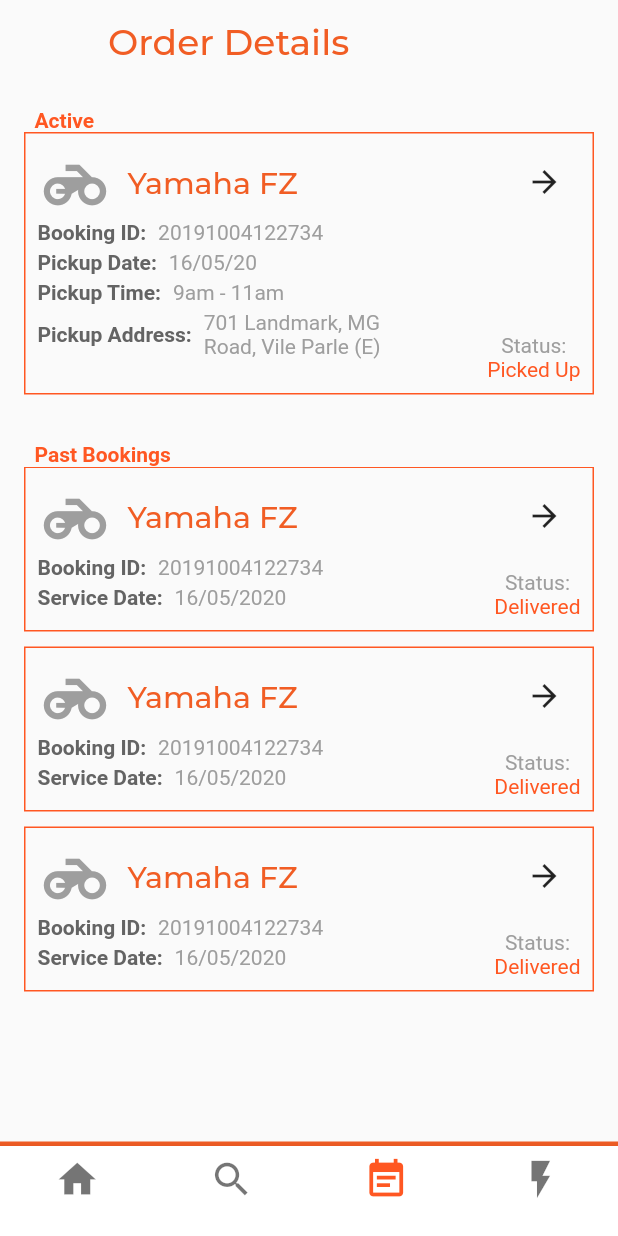
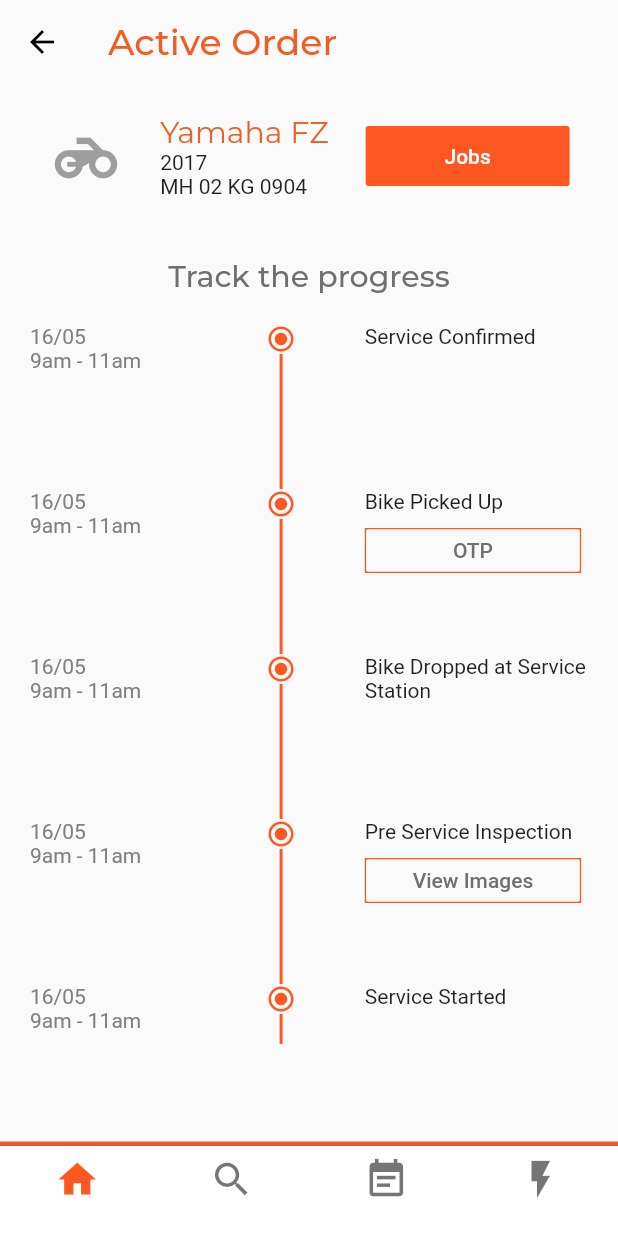
Before and after one commit to JenishHirpara/protto_customer_app, a Flutter app: the NavigationBarScreen screen opened directly, item 3 of the bottom bar chosen, after a tap on the "arrow forward" icon, on a phone screen of 412 x 824 dp. Run offline on Flutter 3.47's test engine with Material 2 defaults, Android fonts, the phone set to English and light mode, and no system bars; our stand-ins replace flutter_swiper, google_fonts.

Commit message:
Active Product Screen

```diff
--- a/lib/providers/orders.dart
+++ b/lib/providers/orders.dart
@@ -6,6 +6,7 @@ class ActiveOrderItem with ChangeNotifier {
   final DateTime date;
   final String time;
   final String address;
+  final String number;
   String status;
 
   ActiveOrderItem({
@@ -14,6 +15,7 @@ class ActiveOrderItem with ChangeNotifier {
     @required this.date,
     @required this.time,
     @required this.address,
+    @required this.number,
     this.status,
   });
 }
@@ -40,6 +42,7 @@ class ActiveOrders with ChangeNotifier {
       date: DateTime.now(),
       time: '9am - 11am',
       address: '701 Landmark, MG Road, Vile Parle (E)',
+      number: 'MH 02 KG 0904',
       status: 'Picked Up',
     ),
   ];
--- /dev/null
+++ b/lib/screens/active_order_screen.dart
@@ -0,0 +1,377 @@
+import 'package:flutter/material.dart';
+import 'package:google_fonts/google_fonts.dart';
+import 'package:intl/intl.dart';
+
+import '../providers/orders.dart';
+
+class ActiveOrderScreen extends StatefulWidget {
+  final ActiveOrderItem order;
+
+  ActiveOrderScreen(this.order);
+
+  @override
+  _ActiveOrderScreenState createState() => _ActiveOrderScreenState();
+}
+
+class _ActiveOrderScreenState extends State<ActiveOrderScreen> {
+  int bottomNavBarIndex = 0;
+
+  Future showPopUp() {
+    return showDialog(
+      context: context,
+      builder: (ctx) => Dialog(
+        child: Container(
+          padding: EdgeInsets.symmetric(
+            horizontal: 10,
+          ),
+          width: double.infinity,
+          height: 175,
+          child: Column(
+            children: <Widget>[
+              Row(
+                children: <Widget>[
+                  Expanded(
+                    flex: 9,
+                    child: Text(
+                      'OTP',
+                      textAlign: TextAlign.center,
+                      style: GoogleFonts.montserrat(
+                        fontSize: 16,
+                        fontWeight: FontWeight.w500,
+                      ),
+                    ),
+                  ),
+                  Expanded(
+                    flex: 1,
+                    child: IconButton(
+                      icon: Icon(Icons.clear),
+                      onPressed: () {
+                        Navigator.of(context).pop();
+                      },
+                    ),
+                  ),
+                ],
+              ),
+              SizedBox(
+                height: 10,
+              ),
+            ],
+          ),
+        ),
+      ),
+    );
+  }
+
+  List<SampleStepTile> get steps {
+    return [
+      SampleStepTile(
+        title: Text(
+          'Service Confirmed',
+          textAlign: TextAlign.left,
+          style: GoogleFonts.cantataOne(),
+        ),
+        date: widget.order.date,
+        time: widget.order.time,
+      ),
+      SampleStepTile(
+        title: Column(
+          crossAxisAlignment: CrossAxisAlignment.start,
+          children: <Widget>[
+            Text(
+              'Bike Picked Up',
+              style: GoogleFonts.cantataOne(),
+            ),
+            SizedBox(height: 10),
+            Container(
+              width: MediaQuery.of(context).size.width * 0.35,
+              height: 30,
+              decoration: BoxDecoration(
+                border: Border.all(
+                  color: Theme.of(context).primaryColor,
+                  width: 1,
+                ),
+              ),
+              child: FlatButton(
+                color: Color.fromRGBO(250, 250, 250, 1),
+                child: Text(
+                  'OTP',
+                  style: TextStyle(
+                    color: Color.fromRGBO(112, 112, 112, 1),
+                  ),
+                ),
+                onPressed: showPopUp,
+              ),
+            ),
+          ],
+        ),
+        date: widget.order.date,
+        time: widget.order.time,
+      ),
+      SampleStepTile(
+        title: Text(
+          'Bike Dropped at Service Station',
+          textAlign: TextAlign.left,
+          style: GoogleFonts.cantataOne(),
+        ),
+        date: widget.order.date,
+        time: widget.order.time,
+      ),
+      SampleStepTile(
+        title: Column(
+          crossAxisAlignment: CrossAxisAlignment.start,
+          children: <Widget>[
+            Text(
+              'Pre Service Inspection',
+              textAlign: TextAlign.left,
+              style: GoogleFonts.cantataOne(),
+            ),
+            SizedBox(height: 10),
+            Container(
+              width: MediaQuery.of(context).size.width * 0.35,
+              height: 30,
+              decoration: BoxDecoration(
+                border: Border.all(
+                  color: Theme.of(context).primaryColor,
+                  width: 1,
+                ),
+              ),
+              child: FlatButton(
+                color: Color.fromRGBO(250, 250, 250, 1),
+                child: Text(
+                  'View Images',
+                  style: TextStyle(
+                    color: Color.fromRGBO(112, 112, 112, 1),
+                  ),
+                ),
+                onPressed: () {},
+              ),
+            ),
+          ],
+        ),
+        date: widget.order.date,
+        time: widget.order.time,
+      ),
+      SampleStepTile(
+        title: Text(
+          'Service Started',
+          textAlign: TextAlign.left,
+          style: GoogleFonts.cantataOne(),
+        ),
+        date: widget.order.date,
+        time: widget.order.time,
+      ),
+    ];
+  }
+
+  @override
+  Widget build(BuildContext context) {
+    return Scaffold(
+      appBar: AppBar(
+        title: Text(
+          'Active Order',
+          style: GoogleFonts.montserrat(
+            color: Color.fromRGBO(241, 93, 36, 1),
+            fontSize: 24,
+            fontWeight: FontWeight.w500,
+          ),
+        ),
+        leading: InkWell(
+          child: Icon(
+            Icons.arrow_back,
+            color: Colors.black,
+          ),
+          onTap: () {
+            Navigator.of(context).pop();
+          },
+        ),
+        backgroundColor: Color.fromRGBO(250, 250, 250, 1),
+        elevation: 0,
+      ),
+      bottomNavigationBar: Container(
+        decoration: BoxDecoration(
+          border: Border(
+            top: BorderSide(
+              width: 3.0,
+              color: Color.fromRGBO(241, 93, 36, 1),
+            ),
+          ),
+        ),
+        child: BottomNavigationBar(
+          currentIndex: bottomNavBarIndex,
+          backgroundColor: Colors.white,
+          type: BottomNavigationBarType.fixed,
+          elevation: 5,
+          iconSize: 30,
+          items: <BottomNavigationBarItem>[
+            BottomNavigationBarItem(
+              icon: new Icon(Icons.home),
+              title: Text(''),
+            ),
+            BottomNavigationBarItem(
+              icon: new Icon(Icons.search),
+              title: Text(''),
+            ),
+            BottomNavigationBarItem(
+              icon: new Icon(Icons.event_note),
+              title: Text(''),
+            ),
+            BottomNavigationBarItem(
+              icon: new Icon(Icons.flash_on),
+              title: Text(''),
+            )
+          ],
+          onTap: (int newIndex) {
+            setState(() {
+              bottomNavBarIndex = newIndex;
+            });
+          },
+        ),
+      ),
+      body: SingleChildScrollView(
+        child: Column(
+          children: <Widget>[
+            Container(
+              width: double.infinity,
+              padding: EdgeInsets.all(20),
+              child: Row(
+                mainAxisAlignment: MainAxisAlignment.spaceAround,
+                children: <Widget>[
+                  Icon(
+                    Icons.motorcycle,
+                    size: 50,
+                    color: Colors.grey,
+                  ),
+                  Column(
+                    crossAxisAlignment: CrossAxisAlignment.start,
+                    children: <Widget>[
+                      Text(
+                        widget.order.name,
+                        style: GoogleFonts.montserrat(
+                          color: Color.fromRGBO(241, 93, 36, 1),
+                          fontSize: 20,
+                        ),
+                      ),
+                      Text('2017'),
+                      Text(widget.order.number),
+                    ],
+                  ),
+                  Container(
+                    width: MediaQuery.of(context).size.width * 0.33,
+                    height: 40,
+                    child: RaisedButton(
+                      child: Text(
+                        'Jobs',
+                        style: TextStyle(color: Colors.white),
+                      ),
+                      onPressed: () {},
+                      color: Theme.of(context).primaryColor,
+                      elevation: 0,
+                    ),
+                  ),
+                ],
+              ),
+            ),
+            SizedBox(height: 20),
+            Text(
+              'Track the progress',
+              style: GoogleFonts.montserrat(
+                color: Color.fromRGBO(112, 112, 112, 1),
+                fontSize: 20,
+                fontWeight: FontWeight.w500,
+              ),
+            ),
+            Container(
+              height: 520,
+              width: double.infinity,
+              padding: EdgeInsets.all(20),
+              child: ListView(
+                physics: NeverScrollableScrollPhysics(),
+                children: steps.map((step) {
+                  return Container(
+                    height: 110,
+                    child: Column(
+                      children: <Widget>[
+                        Row(
+                          mainAxisAlignment: MainAxisAlignment.spaceAround,
+                          children: <Widget>[
+                            Expanded(
+                              flex: 3,
+                              child: Container(
+                                height: 110,
+                                child: Column(
+                                  crossAxisAlignment: CrossAxisAlignment.start,
+                                  children: <Widget>[
+                                    Text(
+                                      DateFormat('dd/MM').format(step.date),
+                                      style: GoogleFonts.cantataOne(
+                                        color: Color.fromRGBO(128, 128, 128, 1),
+                                      ),
+                                    ),
+                                    Text(
+                                      step.time,
+                                      style: GoogleFonts.cantataOne(
+                                        color: Color.fromRGBO(128, 128, 128, 1),
+                                      ),
+                                    ),
+                                  ],
+                                ),
+                              ),
+                            ),
+                            Expanded(
+                              flex: 3,
+                              child: Container(
+                                height: 110,
+                                child: Column(
+                                  mainAxisAlignment: MainAxisAlignment.start,
+                                  children: <Widget>[
+                                    Icon(
+                                      Icons.radio_button_checked,
+                                      color: Theme.of(context).primaryColor,
+                                      size: 20,
+                                    ),
+                                    Container(
+                                      height: 90,
+                                      child: VerticalDivider(
+                                        color: Theme.of(context).primaryColor,
+                                        thickness: 2,
+                                      ),
+                                    )
+                                  ],
+                                ),
+                              ),
+                            ),
+                            Expanded(
+                              flex: 4,
+                              child: Container(
+                                height: 110,
+                                child: step.title,
+                              ),
+                            ),
+                          ],
+                        ),
+                        // SizedBox(height: 60),
+                      ],
+                    ),
+                  );
+                }).toList(),
+              ),
+            ),
+          ],
+        ),
+      ),
+    );
+  }
+}
+
+class SampleStepTile {
+  SampleStepTile({
+    Key key,
+    this.title,
+    this.date,
+    this.time,
+  });
+
+  Widget title;
+  DateTime date;
+  String time;
+}
--- a/lib/screens/dashboard_screen.dart
+++ b/lib/screens/dashboard_screen.dart
@@ -262,10 +262,11 @@ class _DashBoardScreenState extends State<DashBoardScreen> {
                         padding: EdgeInsets.fromLTRB(10, 0, 0, 5),
                         child: Text(
                           'Popular Services',
-                          style: TextStyle(
-                              fontSize: 22,
-                              fontWeight: FontWeight.bold,
-                              color: new Color(0xffDADADA)),
+                          style: GoogleFonts.montserrat(
+                            color: Color.fromRGBO(112, 112, 112, 1),
+                            fontSize: 22,
+                            fontWeight: FontWeight.w500,
+                          ),
                         ),
                       ),
                       swiperWidget(),
--- a/lib/screens/order_details_screen.dart
+++ b/lib/screens/order_details_screen.dart
@@ -28,7 +28,7 @@ class OrderDetailsScreen extends StatelessWidget {
                   ),
                 ),
                 Container(
-                  height: 175,
+                  height: 200,
                   child: ListView.builder(
                     physics: const NeverScrollableScrollPhysics(),
                     itemBuilder: (ctx, i) => ChangeNotifierProvider.value(
--- a/lib/utils/active_orderdetail.dart
+++ b/lib/utils/active_orderdetail.dart
@@ -4,6 +4,7 @@ import 'package:intl/intl.dart';
 import 'package:google_fonts/google_fonts.dart';
 
 import '../providers/orders.dart';
+import '../screens/active_order_screen.dart';
 
 class ActiveOrderDetail extends StatelessWidget {
   Future showPopup(context) {
@@ -109,12 +110,39 @@ class ActiveOrderDetail extends StatelessWidget {
     );
   }
 
+  // ------------------- PageRoute ------------//
+  PageRouteBuilder pageRouteBuilder(order) {
+    return PageRouteBuilder(
+      pageBuilder: (BuildContext context, Animation<double> animation,
+          Animation<double> secondaryAnimation) {
+        return ActiveOrderScreen(order);
+      },
+      transitionDuration: Duration(milliseconds: 500),
+      transitionsBuilder: (BuildContext context, Animation<double> animation,
+          Animation<double> secondaryAnimation, Widget child) {
+        return SlideTransition(
+          position: new Tween<Offset>(
+            begin: const Offset(1.0, 0.0),
+            end: Offset.zero,
+          ).animate(animation),
+          child: new SlideTransition(
+            position: new Tween<Offset>(
+              begin: Offset.zero,
+              end: const Offset(-1.0, 0.0),
+            ).animate(secondaryAnimation),
+            child: child,
+          ),
+        );
+      },
+    );
+  }
+
   @override
   Widget build(BuildContext context) {
     final order = Provider.of<ActiveOrderItem>(context);
     return Container(
       width: double.infinity,
-      height: 175,
+      height: 200,
       decoration: BoxDecoration(
         border: Border.all(
           color: Colors.deepOrange,
@@ -154,15 +182,17 @@ class ActiveOrderDetail extends StatelessWidget {
                   children: <Widget>[
                     Text(
                       'Booking ID:',
-                      style: TextStyle(
+                      style: GoogleFonts.cantataOne(
+                        color: Color.fromRGBO(128, 128, 128, 1),
                         fontWeight: FontWeight.bold,
-                        color: Color.fromRGBO(100, 100, 100, 1),
                       ),
                     ),
                     SizedBox(width: 8),
                     Text(
                       order.id,
-                      style: TextStyle(color: Colors.grey),
+                      style: GoogleFonts.cantataOne(
+                        color: Colors.grey,
+                      ),
                     ),
                   ],
                 ),
@@ -171,15 +201,17 @@ class ActiveOrderDetail extends StatelessWidget {
                   children: <Widget>[
                     Text(
                       'Pickup Date:',
-                      style: TextStyle(
+                      style: GoogleFonts.cantataOne(
+                        color: Color.fromRGBO(128, 128, 128, 1),
                         fontWeight: FontWeight.bold,
-                        color: Color.fromRGBO(100, 100, 100, 1),
                       ),
                     ),
                     SizedBox(width: 8),
                     Text(
                       DateFormat('dd/MM/yy').format(order.date),
-                      style: TextStyle(color: Colors.grey),
+                      style: GoogleFonts.cantataOne(
+                        color: Colors.grey,
+                      ),
                     ),
                   ],
                 ),
@@ -188,33 +220,38 @@ class ActiveOrderDetail extends StatelessWidget {
                   children: <Widget>[
                     Text(
                       'Pickup Time:',
-                      style: TextStyle(
+                      style: GoogleFonts.cantataOne(
+                        color: Color.fromRGBO(128, 128, 128, 1),
                         fontWeight: FontWeight.bold,
-                        color: Color.fromRGBO(100, 100, 100, 1),
                       ),
                     ),
                     SizedBox(width: 8),
                     Text(
                       order.time,
-                      style: TextStyle(color: Colors.grey),
+                      style: GoogleFonts.cantataOne(
+                        color: Colors.grey,
+                      ),
                     ),
                   ],
                 ),
                 SizedBox(height: 4),
                 Row(
+                  crossAxisAlignment: CrossAxisAlignment.start,
                   children: <Widget>[
                     Text(
                       'Pickup Address:',
-                      style: TextStyle(
+                      style: GoogleFonts.cantataOne(
+                        color: Color.fromRGBO(128, 128, 128, 1),
                         fontWeight: FontWeight.bold,
-                        color: Color.fromRGBO(100, 100, 100, 1),
                       ),
                     ),
                     SizedBox(width: 8),
                     Expanded(
                       child: Text(
                         order.address,
-                        style: TextStyle(color: Colors.grey),
+                        style: GoogleFonts.cantataOne(
+                          color: Colors.grey,
+                        ),
                         softWrap: true,
                       ),
                     ),
@@ -231,7 +268,9 @@ class ActiveOrderDetail extends StatelessWidget {
               children: <Widget>[
                 IconButton(
                   icon: Icon(Icons.arrow_forward),
-                  onPressed: () {},
+                  onPressed: () {
+                    Navigator.of(context).push(pageRouteBuilder(order));
+                  },
                 ),
                 Column(
                   children: <Widget>[
--- a/lib/utils/past_orderdetail.dart
+++ b/lib/utils/past_orderdetail.dart
@@ -12,7 +12,7 @@ class PastOrderDetail extends StatelessWidget {
     print(order.date);
     return Container(
       width: double.infinity,
-      height: 110,
+      height: 115,
       decoration: BoxDecoration(
         border: Border.all(
           color: Colors.deepOrange,
@@ -49,15 +49,17 @@ class PastOrderDetail extends StatelessWidget {
                   children: <Widget>[
                     Text(
                       'Booking ID:',
-                      style: TextStyle(
+                      style: GoogleFonts.cantataOne(
+                        color: Color.fromRGBO(128, 128, 128, 1),
                         fontWeight: FontWeight.bold,
-                        color: Color.fromRGBO(100, 100, 100, 1),
                       ),
                     ),
                     SizedBox(width: 8),
                     Text(
                       order.id,
-                      style: TextStyle(color: Colors.grey),
+                      style: GoogleFonts.cantataOne(
+                        color: Colors.grey,
+                      ),
                     ),
                   ],
                 ),
@@ -66,15 +68,17 @@ class PastOrderDetail extends StatelessWidget {
                   children: <Widget>[
                     Text(
                       'Service Date:',
-                      style: TextStyle(
+                      style: GoogleFonts.cantataOne(
+                        color: Color.fromRGBO(128, 128, 128, 1),
                         fontWeight: FontWeight.bold,
-                        color: Color.fromRGBO(100, 100, 100, 1),
                       ),
                     ),
                     SizedBox(width: 8),
                     Text(
                       DateFormat('dd/MM/yyyy').format(order.date),
-                      style: TextStyle(color: Colors.grey),
+                      style: GoogleFonts.cantataOne(
+                        color: Colors.grey,
+                      ),
                     ),
                   ],
                 ),
```
